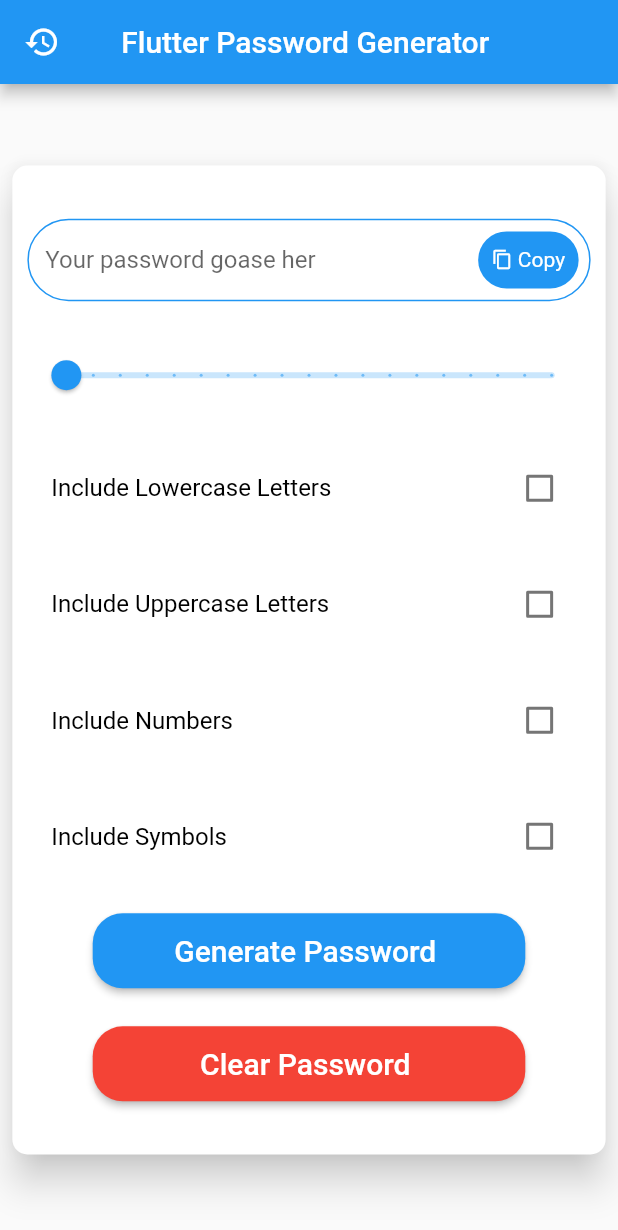
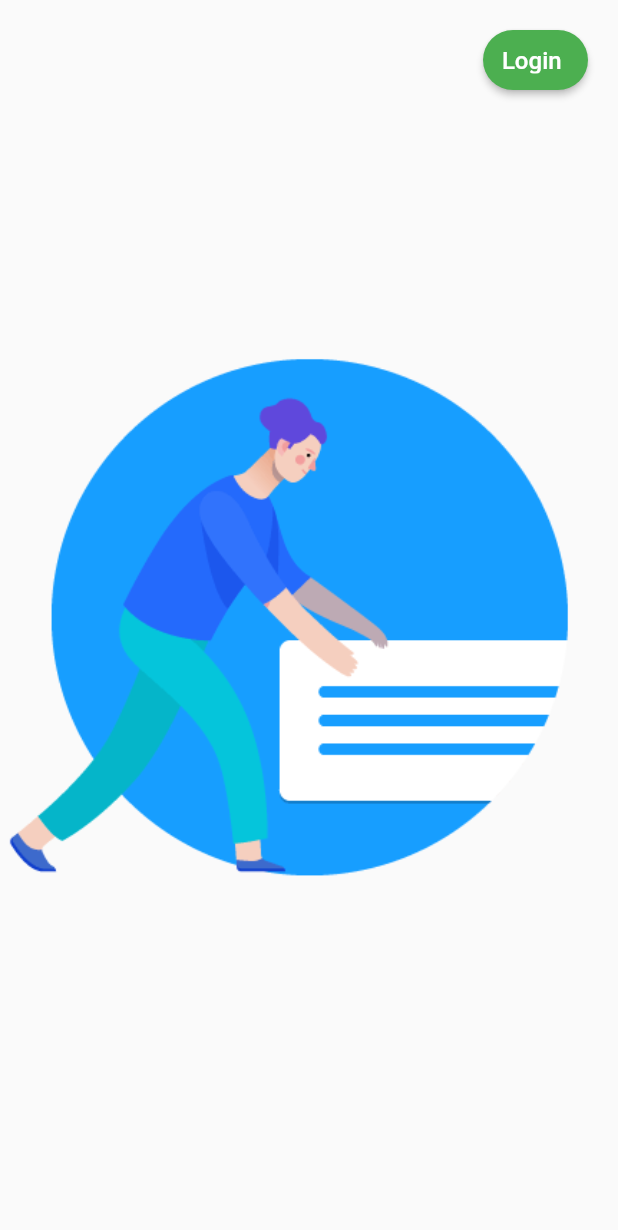
Before and after one commit to aminemeickel/Password_generator_flutter, a Flutter app: the screen it shows after launch, on a phone screen of 412 x 824 dp. Shown: the top 1230 px of the screen. Run offline on Flutter 3.47's test engine with Material 2 defaults, Android fonts, the phone set to English and light mode, and no system bars; our stand-ins replace fluttertoast, shared_preferences, sqflite; accounts and stored records are empty.

Commit message:
random page init

```diff
--- a/lib/components/costumButton.dart
+++ b/lib/components/costumButton.dart
@@ -5,19 +5,25 @@
   final Function onPressed;
   final Color color;
   final String text;
+  final double? width;
+  final double height;
+  final double fontSize;
   CustomButton(
       {Key? key,
       required this.size,
       required this.onPressed,
       required this.color,
-      required this.text})
+      required this.text,
+      this.width,
+      this.height = 50,
+      this.fontSize = 20})
       : super(key: key);
 
   @override
   Widget build(BuildContext context) {
     return Container(
-      width: size.width * .7,
-      height: 50,
+      width: width ?? size.width * .7,
+      height: height,
       child: ElevatedButton(
         style: ButtonStyle(
           padding:
@@ -35,7 +41,7 @@
         ),
         child: Text(
           text,
-          style: TextStyle(color: Colors.white, fontSize: 20),
+          style: TextStyle(color: Colors.white, fontSize: fontSize),
         ),
         onPressed: onPressed as VoidCallback,
       ),
--- a/lib/components/textField.dart
+++ b/lib/components/textField.dart
@@ -1,6 +1,6 @@
 import 'package:flutter/material.dart';
 import 'package:flutter/services.dart';
-import 'package:flutter_pw_gen/core/storage.dart';
+import 'package:flutter_pw_gen/core/database.dart';
 import 'package:flutter_pw_gen/models/gPasswordmodel.dart';
 
 import '../Utils/UtilClass.dart';
--- /dev/null
+++ b/lib/core/preference.dart
@@ -0,0 +1,39 @@
+import 'package:shared_preferences/shared_preferences.dart';
+
+class PreferenceDriver {
+  late var _preferences = SharedPreferences.getInstance();
+  PreferenceDriver._();
+  static final PreferenceDriver instance = PreferenceDriver._();
+  read(String key) async {
+    var pref = await _preferences;
+    return pref.get(key);
+  }
+
+  write<T>(String key, T) async {
+    var pref = await _preferences;
+    switch (T) {
+      case bool:
+        return await pref.setBool(key, T);
+      case String:
+        return await pref.setString(key, T);
+      case int:
+        return await pref.setInt(key, T);
+      case double:
+        return await pref.setDouble(key, T);
+      case List:
+        return await pref.setStringList(key, T);
+      default:
+        return await pref.setString(key, T.toString());
+    }
+  }
+
+  search(key) async {
+    var pref = await _preferences;
+    return pref.containsKey(key);
+  }
+
+  clear() async {
+    var pref = await _preferences;
+    return pref.clear();
+  }
+}
--- a/lib/history.dart
+++ b/lib/history.dart
@@ -1,8 +1,7 @@
-import 'package:flutter/gestures.dart';
 import 'package:flutter/material.dart';
 import 'package:flutter/services.dart';
 import 'package:flutter_pw_gen/Utils/UtilClass.dart';
-import 'package:flutter_pw_gen/core/storage.dart';
+import 'package:flutter_pw_gen/core/database.dart';
 import 'package:flutter_pw_gen/models/gPasswordmodel.dart';
 
 class History extends StatefulWidget {
--- a/lib/home.dart
+++ b/lib/home.dart
@@ -7,8 +7,9 @@
 import 'package:flutter/material.dart';
 
 class HomePage extends StatefulWidget {
-  final String? title;
-  HomePage({Key? key, this.title}) : super(key: key);
+  final String title;
+  HomePage({Key? key, this.title = 'Flutter Generate Password'})
+      : super(key: key);
   @override
   _HomePageState createState() => _HomePageState();
 }
@@ -16,7 +17,7 @@
 class _HomePageState extends State<HomePage> {
   static double _val = 4;
   var _textContorler = TextEditingController();
-  var _checked = <bool>[false, false, false, false];
+  var _checked = [false, false, false, false];
   var forAll = Colors.blue;
   @override
   Widget build(BuildContext context) {
@@ -24,7 +25,7 @@
     return Scaffold(
       resizeToAvoidBottomInset: true,
       appBar: AppBar(
-          title: Text(widget.title!),
+          title: Text(widget.title),
           centerTitle: true,
           leading: ElevatedButton(
             style: ButtonStyle(
--- /dev/null
+++ b/lib/loginPage.dart
@@ -0,0 +1,43 @@
+import 'package:flutter/cupertino.dart';
+import 'package:flutter/material.dart';
+
+import 'components/costumButton.dart';
+import 'core/preference.dart';
+
+class LoginPage extends StatelessWidget {
+  @override
+  Widget build(BuildContext context) {
+    var size = MediaQuery.of(context).size;
+    return Scaffold(
+      body: Stack(
+        children: [
+          Padding(
+            padding: EdgeInsets.all(20.0),
+            child: Align(
+              alignment: Alignment.topRight,
+              child: CustomButton(
+                text: 'Login',
+                color: Colors.green,
+                width: 70,
+                height: 40,
+                size: size,
+                fontSize: 16,
+                onPressed: () async {
+                  var pref = PreferenceDriver.instance;
+                  var login = await pref.write('isLogin', true);
+                  Navigator.of(context)
+                      .pushNamedAndRemoveUntil('/', (route) => false);
+                  print(login);
+                },
+              ),
+            ),
+          ),
+          Align(
+            alignment: Alignment.center,
+            child: Image.asset('assets/image1.png'),
+          ),
+        ],
+      ),
+    );
+  }
+}
--- a/lib/main.dart
+++ b/lib/main.dart
@@ -1,7 +1,6 @@
 import 'package:flutter/material.dart';
 import 'package:flutter/services.dart';
-
-import 'home.dart';
+import 'package:flutter_pw_gen/routes.dart';
 
 void main() {
   runApp(MyApp());
@@ -11,14 +10,19 @@
   @override
   Widget build(BuildContext context) {
     SystemChrome.setPreferredOrientations([DeviceOrientation.portraitUp]);
+    SystemChrome.setEnabledSystemUIOverlays([
+      SystemUiOverlay.bottom,
+    ]);
     return MaterialApp(
       title: 'password Generator',
       debugShowCheckedModeBanner: false,
+      routes: routes,
       theme: ThemeData(
         primarySwatch: Colors.blue,
         visualDensity: VisualDensity.comfortable,
       ),
-      home: HomePage(title: 'Flutter Password Generator '),
+      initialRoute: '/login',
+      //home: HomePage(title: 'Flutter Password Generator '),
     );
   }
 }
--- /dev/null
+++ b/lib/routes.dart
@@ -0,0 +1,21 @@
+import 'package:flutter/cupertino.dart';
+import 'package:flutter_pw_gen/home.dart';
+
+import 'core/preference.dart';
+import 'loginPage.dart';
+
+var routes = {
+  '/': (builder) => HomePage(),
+  '/login': (builder) => splashScreen(),
+};
+Widget splashScreen() => FutureBuilder(
+      builder: (builder, snap) {
+        if (snap.hasData) {
+          if (snap.data == 'true') {
+            return HomePage();
+          }
+        }
+        return LoginPage();
+      },
+      future: PreferenceDriver.instance.read('isLogin'),
+    );
--- a/pubspec.yaml
+++ b/pubspec.yaml
@@ -15,6 +15,7 @@
   fluttertoast: ^8.0.3
   intl: ^0.17.0
   path_provider: ^2.0.1
+  shared_preferences: ^2.0.5
   sqflite: ^2.0.0+3
 
 dev_dependencies:
@@ -23,3 +24,5 @@
 
 flutter:
   uses-material-design: true
+  assets:
+    - assets/
```
Also changed, not shown: assets/image1.png (added), lib/core/database.dart (renamed from lib/core/storage.dart), pubspec.lock, 3 other files.
